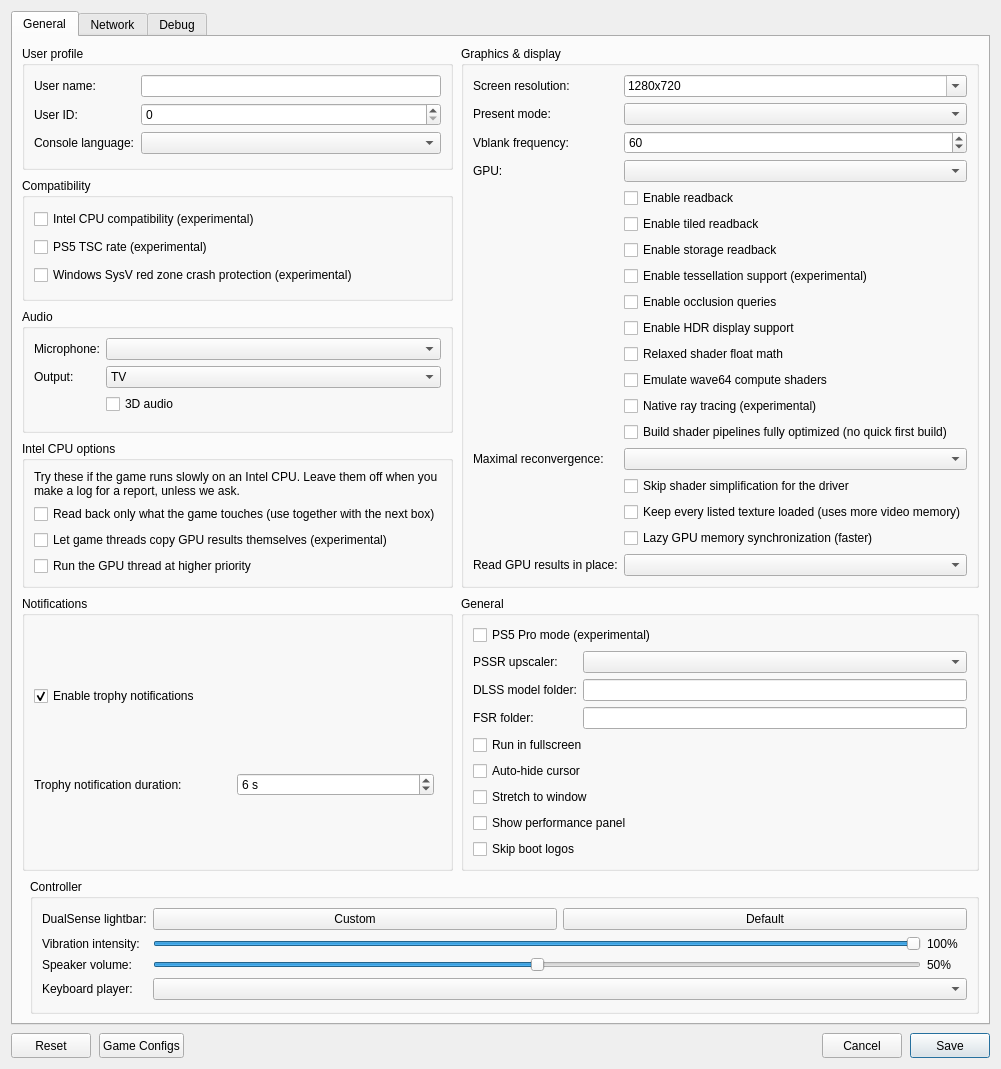
First picture: the form in src/launcher/forms/configuration_edit_dialog.ui, repository CarRamRod-963/KytyPS5, before the edit.
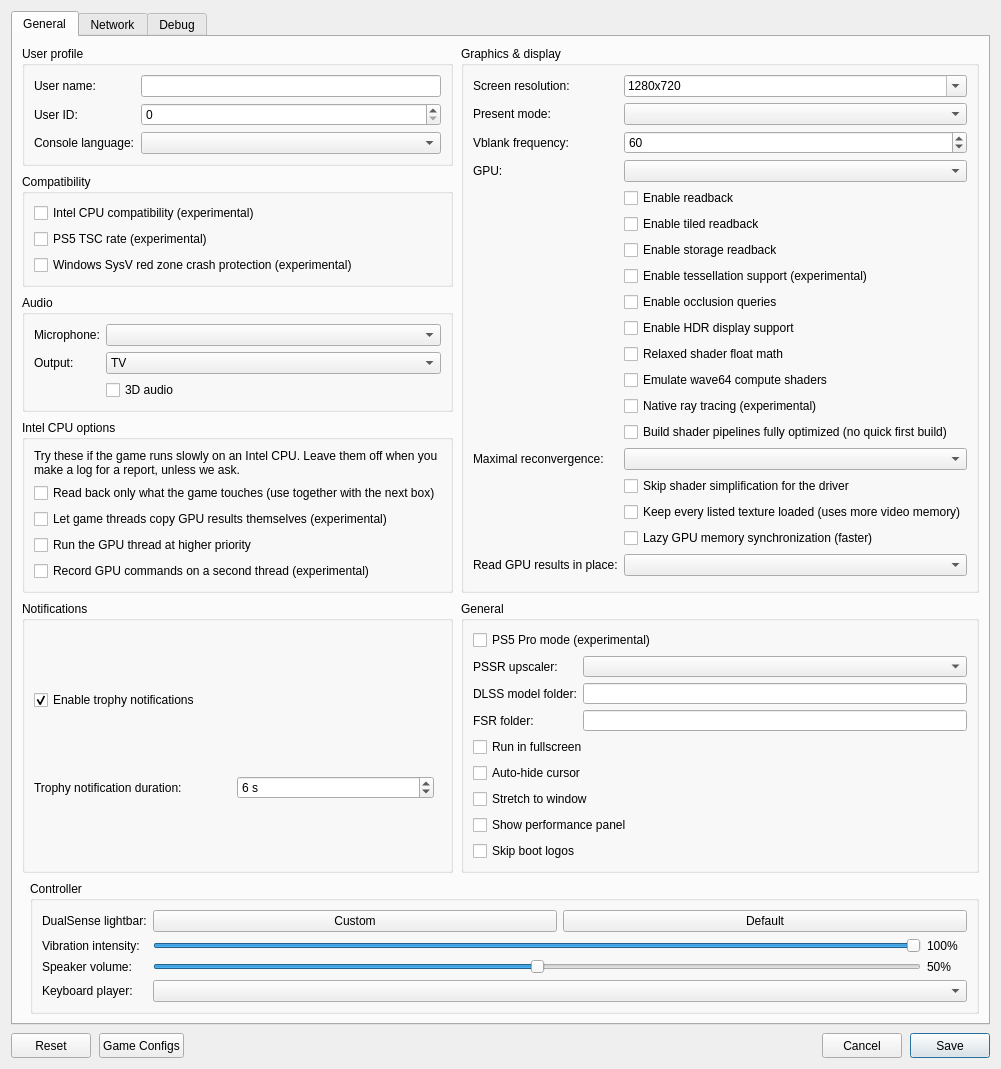
Second picture: the form after the edit. Custom widgets are drawn as their Qt base class.

Commit message:
launcher: add the recording thread box to the Intel CPU options
The Intel CPU options group gets a fourth box, "Record GPU commands on a
second thread (experimental)", off by default. Ticked it passes
--vulkan-recording-thread (Kyty.ini vulkan_recording_thread); unticked it
passes nothing, so the emulator keeps its default (off). A missing key
reads as false.

Patch:
```diff
--- a/src/launcher/forms/configuration_edit_dialog.ui
+++ b/src/launcher/forms/configuration_edit_dialog.ui
@@ -147,6 +147,12 @@
               <property name="text"><string>Run the GPU thread at higher priority</string></property>
              </widget>
             </item>
+            <item>
+             <widget class="QCheckBox" name="checkBox_vulkan_recording_thread">
+              <property name="toolTip"><string>Make the graphics driver's command recording calls on a second thread, so the emulator's graphics thread has less to do. Uses about half a CPU core more.</string></property>
+              <property name="text"><string>Record GPU commands on a second thread (experimental)</string></property>
+             </widget>
+            </item>
            </layout>
           </widget>
          </item>
```
The commit also changes 4 other files.
